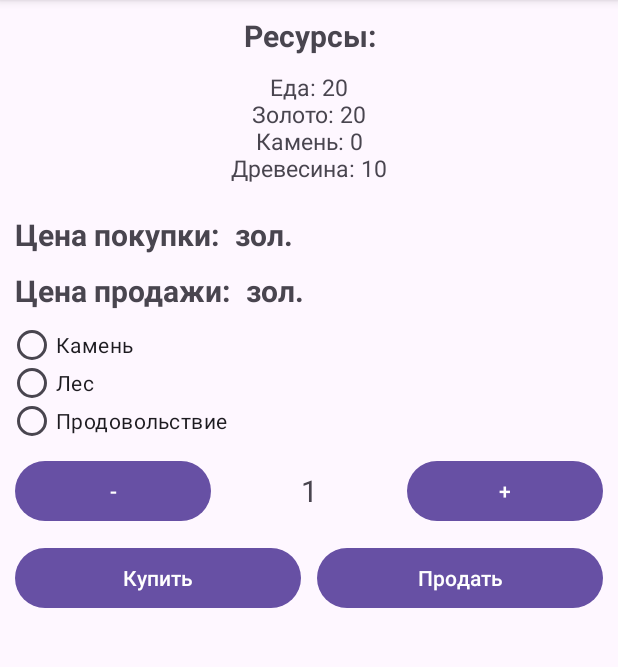
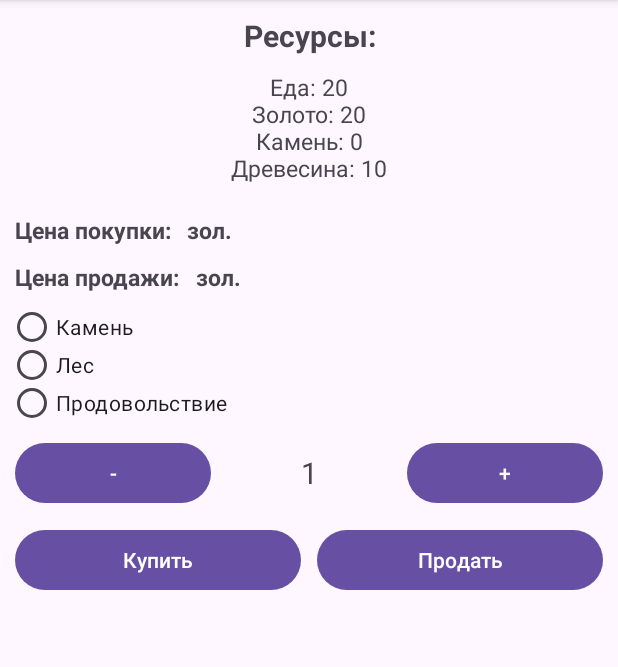
Before and after one commit to PavelRost/IBuilder, an Android app: the ExchangeResourcesActivity screen opened directly, with no data from a screen before it, on a phone screen of 412 x 824 dp, the part 96-763 px from its top. Run offline under Robolectric (Android 15) with nearby library versions, the phone set to English and light mode, and no system bars.

Commit message:
refactor: Изменение верстки

```diff
--- a/app/src/main/res/layout/activity_exchange_resources.xml
+++ b/app/src/main/res/layout/activity_exchange_resources.xml
@@ -60,7 +60,7 @@
                 android:layout_width="wrap_content"
                 android:layout_height="wrap_content"
                 android:text="@string/header_buy"
-                android:textSize="20sp"
+                android:textSize="15sp"
                 android:textStyle="bold" />
 
             <TextView
@@ -69,7 +69,7 @@
                 android:layout_height="wrap_content"
                 android:layout_marginStart="5dp"
                 android:text=""
-                android:textSize="20sp"
+                android:textSize="15sp"
                 android:textStyle="bold" />
 
             <TextView
@@ -77,7 +77,7 @@
                 android:layout_height="wrap_content"
                 android:layout_marginStart="5dp"
                 android:text="@string/currency"
-                android:textSize="20sp"
+                android:textSize="15sp"
                 android:textStyle="bold" />
 
         </LinearLayout>
@@ -96,7 +96,7 @@
                 android:layout_width="wrap_content"
                 android:layout_height="wrap_content"
                 android:text="@string/header_cell"
-                android:textSize="20sp"
+                android:textSize="15sp"
                 android:textStyle="bold" />
 
             <TextView
@@ -105,7 +105,7 @@
                 android:layout_height="wrap_content"
                 android:layout_marginStart="5dp"
                 android:text=""
-                android:textSize="20sp"
+                android:textSize="15sp"
                 android:textStyle="bold" />
 
             <TextView
@@ -113,7 +113,7 @@
                 android:layout_height="wrap_content"
                 android:layout_marginStart="5dp"
                 android:text="@string/currency"
-                android:textSize="20sp"
+                android:textSize="15sp"
                 android:textStyle="bold" />
 
         </LinearLayout>
```
